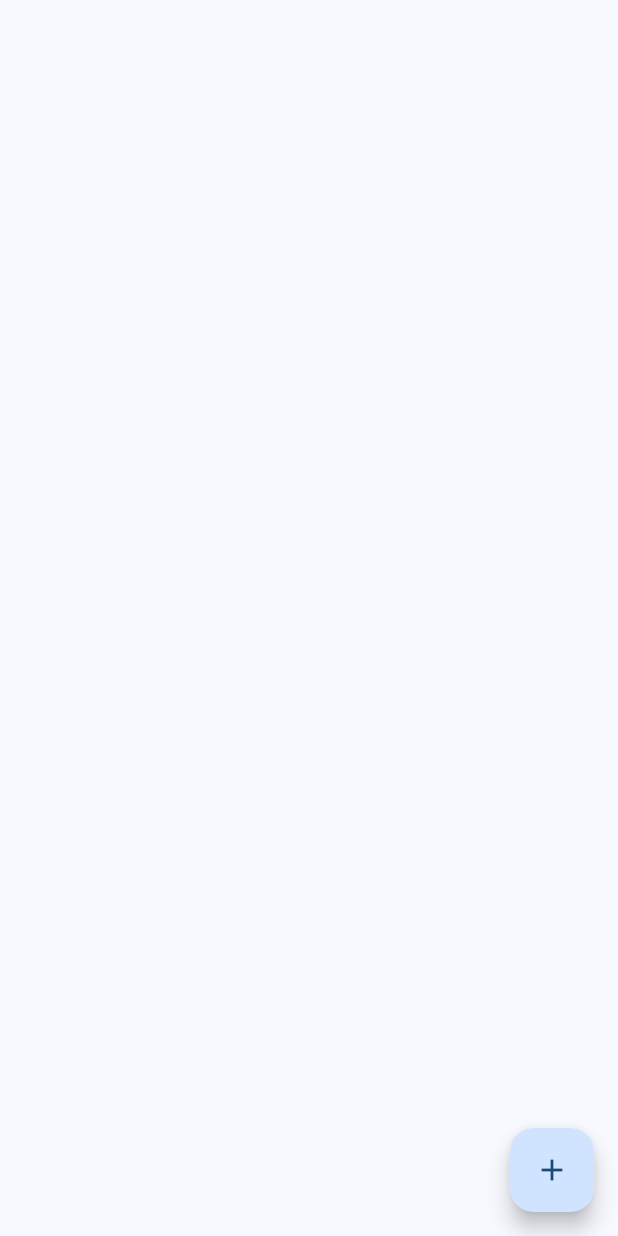
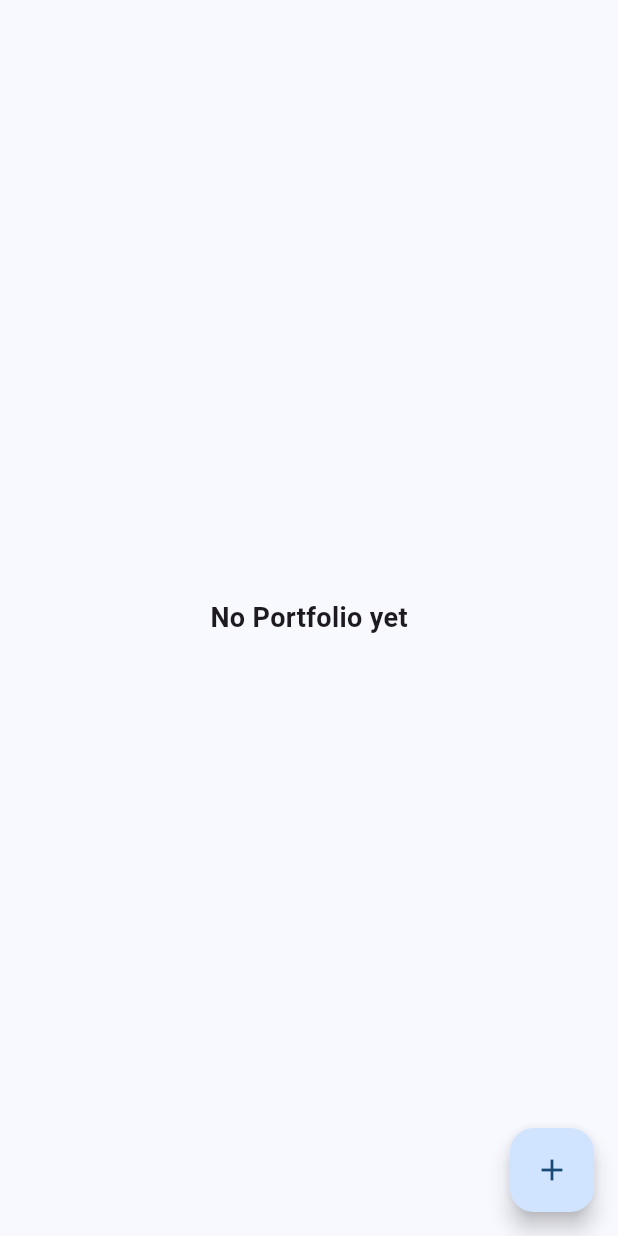
Before and after one commit to hidayattresnadi/Flutter_Project, a Flutter app: the PortfolioScreen screen opened directly, on a phone screen of 412 x 824 dp. Run offline on Flutter 3.47's test engine with Material 3 defaults, Android fonts, the phone set to English and light mode, and no system bars; our stand-ins replace fluttertoast, google_fonts, image_picker.

Commit message:
Add text no portfolio yet when projects does not exist

```diff
--- a/my_portfolio_app/lib/screens/portfolio_screen.dart
+++ b/my_portfolio_app/lib/screens/portfolio_screen.dart
@@ -149,7 +149,8 @@ Widget buildPortfolioBody({context, projects}) {
       final childAspectRatio = itemWidth / itemHeight;
 
       return Scaffold(
-        body: SingleChildScrollView(
+        body: projects.length > 0
+            ? SingleChildScrollView(
                 padding: const EdgeInsets.all(16),
                 child: MasonryGridView.count(
                   crossAxisCount: crossAxisCount,
@@ -177,7 +178,14 @@ Widget buildPortfolioBody({context, projects}) {
                 //     return buildProjectCard(context, project);
                 //   },
                 // ),
+              )
+            : Center(
+                child: Text(
+                  'No Portfolio yet',
+                  style: TextStyle(fontSize: 18, fontWeight: FontWeight.bold),
                 ),
+              ),
+
         floatingActionButton: FloatingActionButton(
           onPressed: () {
             // Navigasi ke AddPortfolioScreen
```
Lines whose indentation alone changed are shown as unchanged.
